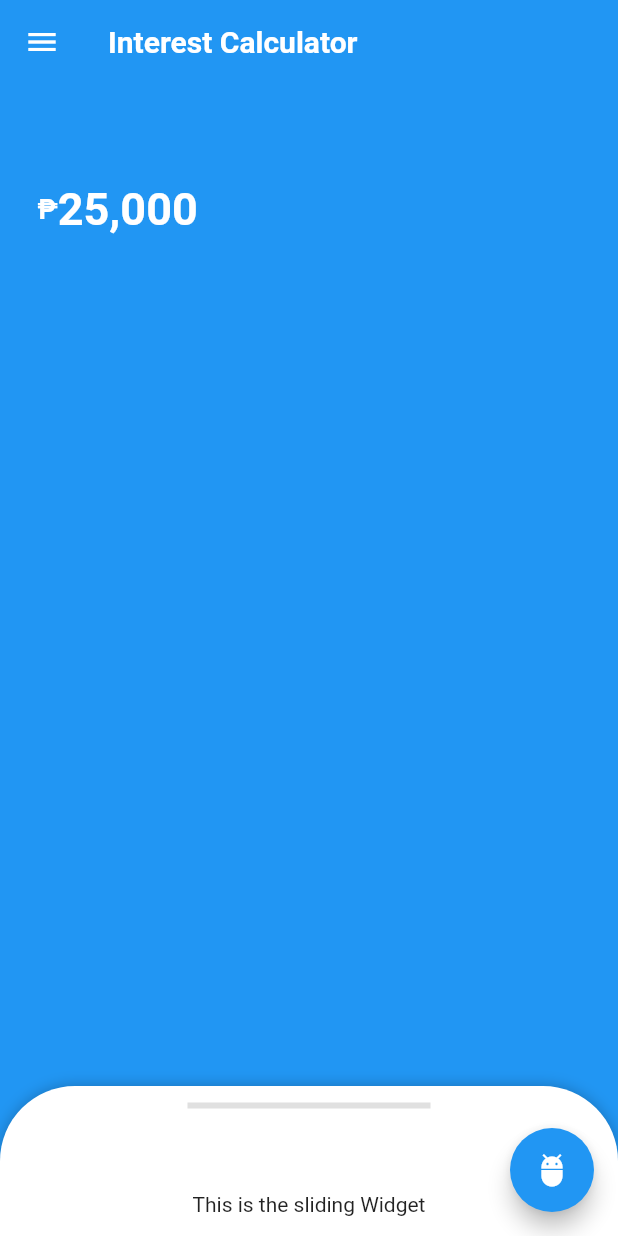
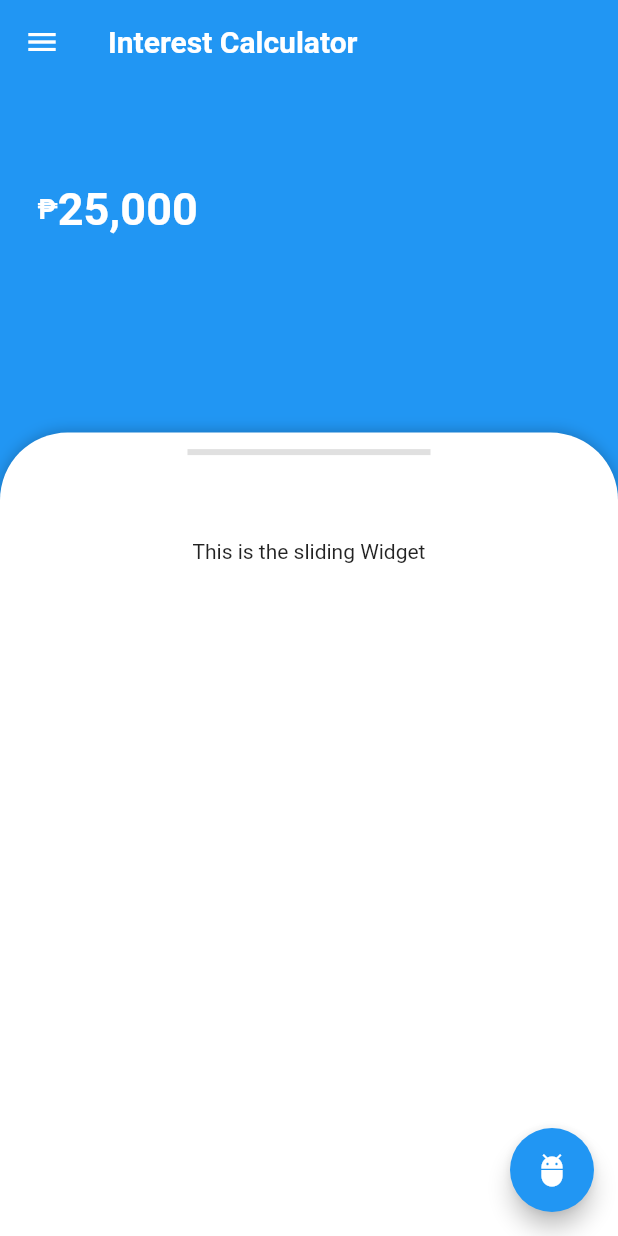
Before and after one commit to MichaelCadavillo/CompoundInterest, a Flutter app: the screen it shows after launch, on a phone screen of 412 x 824 dp. Run offline on Flutter 3.47's test engine with Material 2 defaults, Android fonts, the phone set to English and light mode, and no system bars; drawn by our look-alikes of sliding_up_panel.

Commit message:
- Added condition for the SlideUpPanel's borderRadius

```diff
--- a/lib/screens/SlideUpPanel.dart
+++ b/lib/screens/SlideUpPanel.dart
@@ -1,7 +1,7 @@
 import 'package:flutter/material.dart';
 import 'package:sliding_up_panel/sliding_up_panel.dart';
 import 'Backdrop.dart';
-import 'transitions/BorderTransition.dart';
+import 'transitions/PanelBorderTransition.dart';
 
 class SlideUpPanel extends StatefulWidget {
   const SlideUpPanel({
@@ -13,9 +13,10 @@ class SlideUpPanel extends StatefulWidget {
 }
 
 class _SlideUpPanelState extends State<SlideUpPanel> {
+  static var _defaultPanelState = PanelState.OPEN;
   BorderRadius _borderRadius = BorderRadius.only(
-      topLeft: Radius.circular(50),
-      topRight: Radius.circular(50),
+      topLeft: Radius.circular((_defaultPanelState==PanelState.OPEN)?PanelBorderTransition.maxRadius:PanelBorderTransition.minRadius),
+      topRight: Radius.circular((_defaultPanelState==PanelState.OPEN)?PanelBorderTransition.maxRadius:PanelBorderTransition.minRadius),
     );
 
   callback(_borderRadius){
@@ -27,8 +28,9 @@ class _SlideUpPanelState extends State<SlideUpPanel> {
   @override
   Widget build(BuildContext context) {
     return SlidingUpPanel(
+      defaultPanelState: _defaultPanelState,
         onPanelSlide: (double pos) => {
-          BorderTransition(callback, _borderRadius).transitionBorderRadius(pos)
+          PanelBorderTransition(callback, _borderRadius).transitionBorderRadius(pos)
         },
         maxHeight: MediaQuery.of(context).size.width * 1.30,
         borderRadius: _borderRadius,
--- a/lib/screens/transitions/BorderTransition.dart
+++ b/lib/screens/transitions/PanelBorderTransition.dart
@@ -1,10 +1,12 @@
 import 'package:flutter/material.dart';
 
-class BorderTransition {
+class PanelBorderTransition {
   BorderRadius _currentRadius;
+  static final double minRadius = 15;
+  static final double maxRadius = 45;
   Function(void) callback;
 
-  BorderTransition(this.callback, this._currentRadius);
+  PanelBorderTransition(this.callback, [this._currentRadius]);
 
   void removeBorderRadius()  {
     print("removeBorderRadius called!");
@@ -18,16 +20,16 @@ class BorderTransition {
   void addBorderRadius()  {
     print("addBorderRadius called!");
     BorderRadius _newBorderRadius = BorderRadius.only(
-      topLeft: Radius.circular(50),
-      topRight: Radius.circular(50),
+      topLeft: Radius.circular(maxRadius),
+      topRight: Radius.circular(maxRadius),
     );
     callback(_newBorderRadius);
   }
 
   void transitionBorderRadius(double pos)  {
     BorderRadius _newBorderRadius = BorderRadius.only(
-      topLeft: Radius.circular(pos*50),
-      topRight: Radius.circular(pos*50),
+      topLeft: Radius.circular((pos<0.15)?minRadius:pos * maxRadius),
+      topRight: Radius.circular((pos<0.15)?minRadius:pos * maxRadius),
     );
     callback(_newBorderRadius);
   }
```
